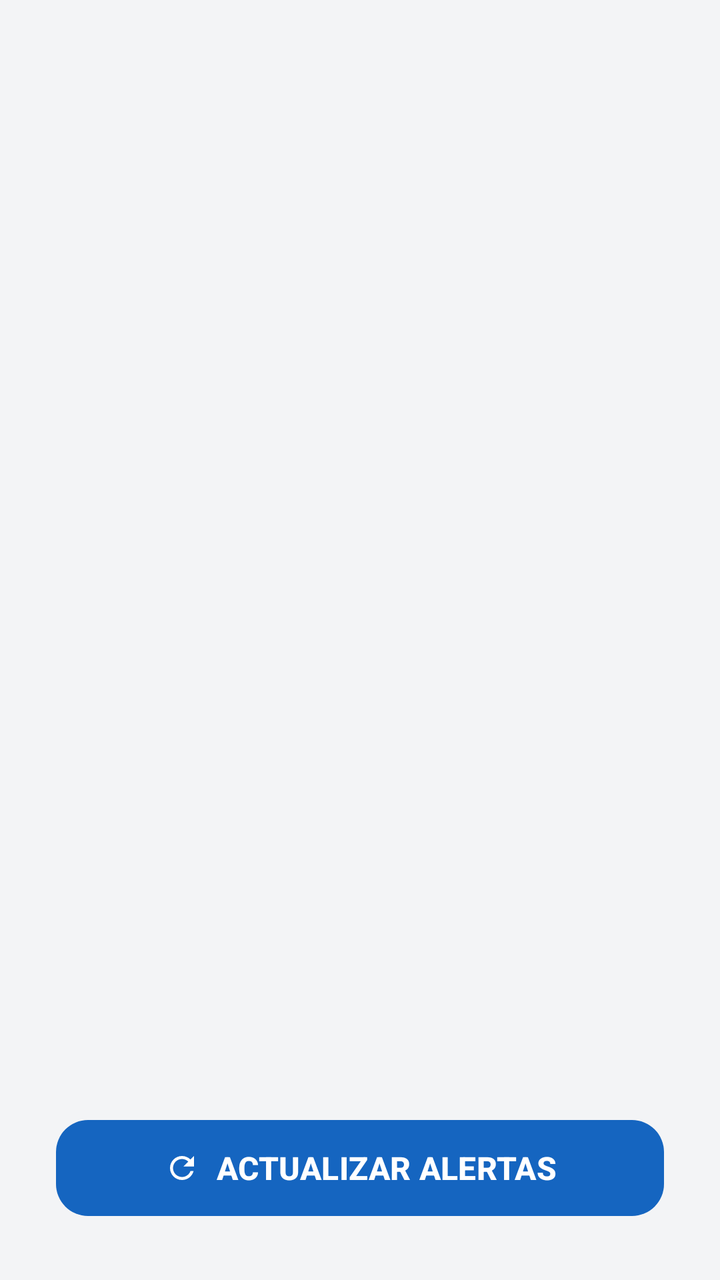
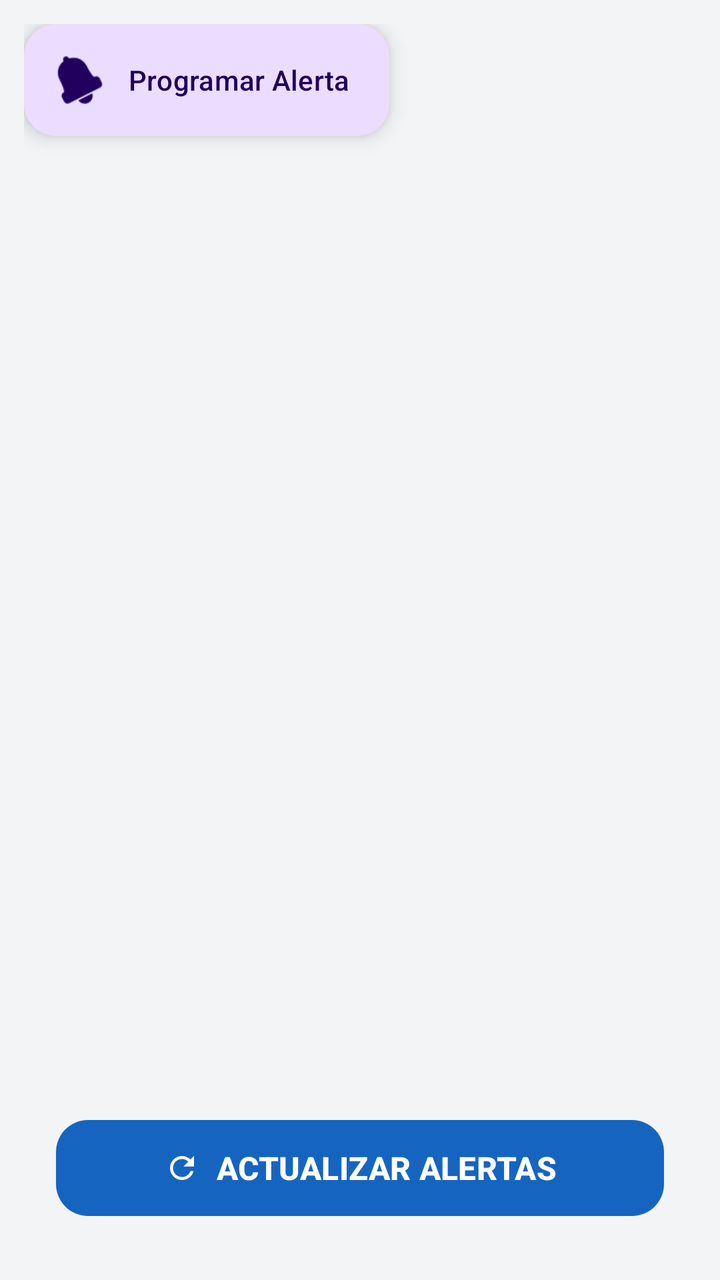

An Android layout rendered at two revisions. The XML below is the earlier revision; the diff shows what the commit changed to produce the second picture.
<!-- AndroidManifest.xml: application theme Theme.GuiaMetro -->
<!-- res/layout/fragment_alertas.xml -->
<?xml version="1.0" encoding="utf-8"?>
<LinearLayout xmlns:android="http://schemas.android.com/apk/res/android"
    xmlns:app="http://schemas.android.com/apk/res-auto"
    android:layout_width="match_parent"
    android:layout_height="match_parent"
    android:background="@color/fondo_pantalla"
    android:orientation="vertical"
    android:padding="12dp">

    
    <androidx.recyclerview.widget.RecyclerView
        android:id="@+id/recyclerAlertas"
        android:layout_width="match_parent"
        android:layout_height="636dp"
        android:layout_weight="1"
        android:clipToPadding="false"
        android:paddingBottom="12dp" />

    
    <com.google.android.material.button.MaterialButton
        android:id="@+id/btnActualizar"
        android:layout_width="match_parent"
        android:layout_height="56dp"
        android:layout_marginStart="16dp"
        android:layout_marginTop="8dp"
        android:layout_marginEnd="16dp"
        android:layout_marginBottom="16dp"
        android:text="ACTUALIZAR ALERTAS"
        android:textAllCaps="true"
        android:textColor="@android:color/white"
        android:textSize="16sp"
        android:textStyle="bold"
        app:backgroundTint="#1565C0"
        app:cornerRadius="16dp"
        app:elevation="8dp"
        app:icon="@drawable/ic_refresh"
        app:iconGravity="textStart"
        app:iconPadding="8dp"
        app:iconTint="@android:color/white" />

</LinearLayout>
<!-- resources referenced by this layout -->
<resources>
  <color name="fondo_pantalla">#F3F4F6</color>
  <!-- drawable ic_refresh (drawable) -->
  <vector xmlns:android="http://schemas.android.com/apk/res/android"
      android:width="24dp"
      android:height="24dp"
      android:viewportWidth="24"
      android:viewportHeight="24"
      android:tint="?attr/colorControlNormal">
      <path
          android:fillColor="@android:color/white"
          android:pathData="M17.65,6.35C16.2,4.9 14.21,4 12,4c-4.42,0 -7.99,3.58 -7.99,8s3.57,8 7.99,8c3.73,0 6.84,-2.55 7.73,-6h-2.08c-0.82,2.33 -3.04,4 -5.65,4 -3.31,0 -6,-2.69 -6,-6s2.69,-6 6,-6c1.66,0 3.14,0.69 4.22,1.78L13,11h7V4l-2.35,2.35z"/>
  </vector>
  <style name="Theme.GuiaMetro" parent="Base.Theme.GuiaMetro" />
  <style name="Base.Theme.GuiaMetro" parent="Theme.Material3.DayNight.NoActionBar">
          
          
      </style>
</resources>

<!-- the commit's change to res/layout/fragment_alertas.xml (unified diff, before → after) -->
@@ -6,6 +6,13 @@
     android:background="@color/fondo_pantalla"
     android:orientation="vertical"
     android:padding="12dp">
+
+    <com.google.android.material.floatingactionbutton.ExtendedFloatingActionButton
+        android:id="@+id/fabProgramarAlerta"
+        android:layout_width="wrap_content"
+        android:layout_height="wrap_content"
+        android:text="Programar Alerta"
+        app:icon="@android:drawable/ic_popup_reminder" />
 
     
     <androidx.recyclerview.widget.RecyclerView
